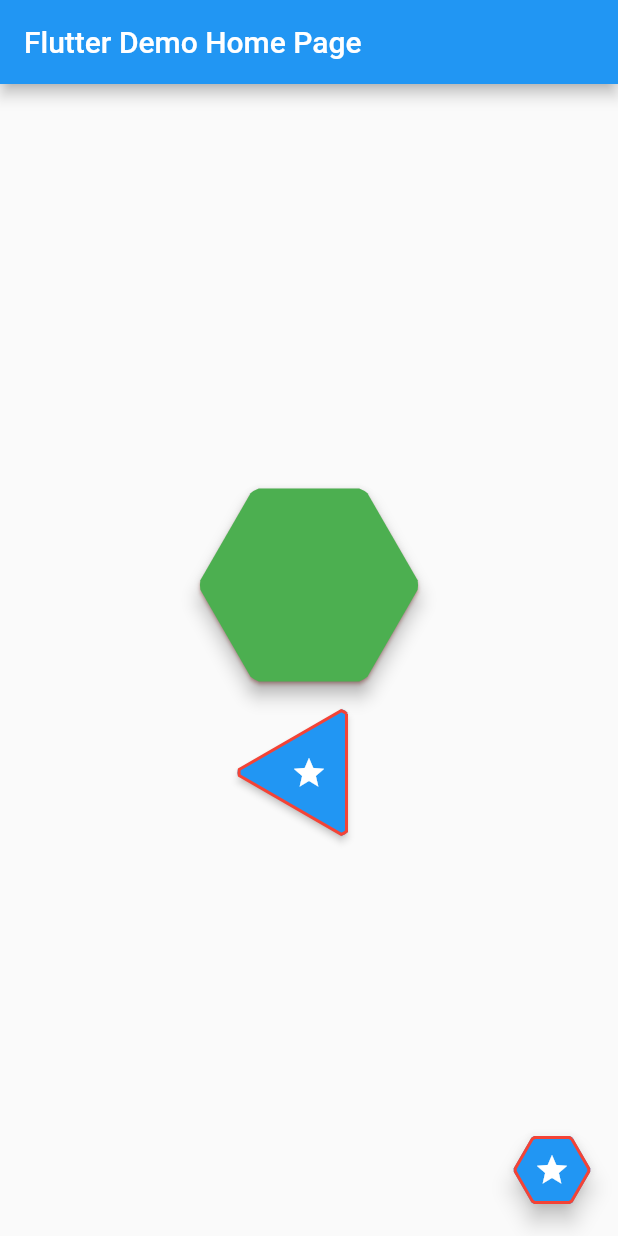
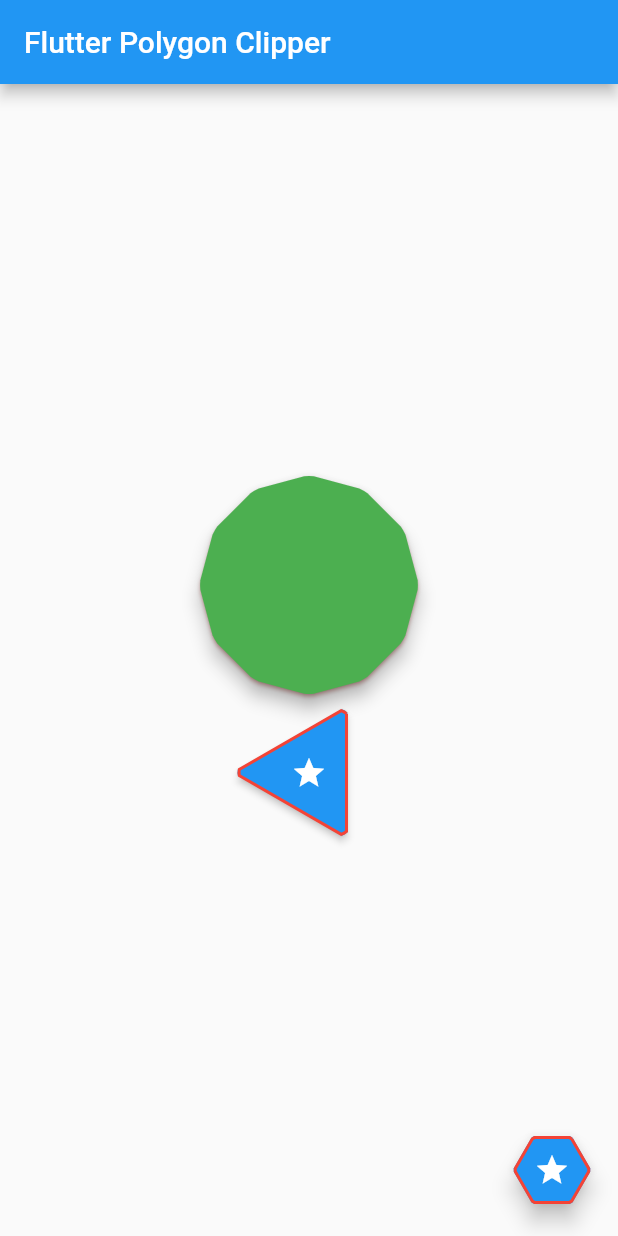
Before and after one commit to contactlutforrahman/flutter_polygon_clipper, a Flutter app: the screen it shows after launch, on a phone screen of 412 x 824 dp. Run offline on Flutter 3.47's test engine with Material 2 defaults, Android fonts, the phone set to English and light mode, and no system bars.

Commit message:
updated documentation and example project

```diff
--- a/example/lib/main.dart
+++ b/example/lib/main.dart
@@ -10,35 +10,18 @@ class MyApp extends StatelessWidget {
   @override
   Widget build(BuildContext context) {
     return MaterialApp(
-      title: 'Flutter Demo',
+      title: 'Flutter Polygon Clipper',
       theme: ThemeData(
-        // This is the theme of your application.
-        //
-        // Try running your application with "flutter run". You'll see the
-        // application has a blue toolbar. Then, without quitting the app, try
-        // changing the primarySwatch below to Colors.green and then invoke
-        // "hot reload" (press "r" in the console where you ran "flutter run",
-        // or simply save your changes to "hot reload" in a Flutter IDE).
-        // Notice that the counter didn't reset back to zero; the application
-        // is not restarted.
+
         primarySwatch: Colors.blue,
       ),
-      home: MyHomePage(title: 'Flutter Demo Home Page'),
+      home: MyHomePage(title: 'Flutter Polygon Clipper'),
     );
   }
 }
 
 class MyHomePage extends StatefulWidget {
   MyHomePage({Key? key, required this.title}) : super(key: key);
-
-  // This widget is the home page of your application. It is stateful, meaning
-  // that it has a State object (defined below) that contains fields that affect
-  // how it looks.
-
-  // This class is the configuration for the state. It holds the values (in this
-  // case the title) provided by the parent (in this case the App widget) and
-  // used by the build method of the State. Fields in a Widget subclass are
-  // always marked "final".
 
   final String title;
 
@@ -47,58 +30,24 @@ class MyHomePage extends StatefulWidget {
 }
 
 class _MyHomePageState extends State<MyHomePage> {
-  int _counter = 0;
-
-  void _incrementCounter() {
-    setState(() {
-      // This call to setState tells the Flutter framework that something has
-      // changed in this State, which causes it to rerun the build method below
-      // so that the display can reflect the updated values. If we changed
-      // _counter without calling setState(), then the build method would not be
-      // called again, and so nothing would appear to happen.
-      _counter++;
-    });
-  }
 
   @override
   Widget build(BuildContext context) {
-    // This method is rerun every time setState is called, for instance as done
-    // by the _incrementCounter method above.
-    //
-    // The Flutter framework has been optimized to make rerunning build methods
-    // fast, so that you can just rebuild anything that needs updating rather
-    // than having to individually change instances of widgets.
+
     return Scaffold(
       appBar: AppBar(
-        // Here we take the value from the MyHomePage object that was created by
-        // the App.build method, and use it to set our appbar title.
         title: Text(widget.title),
       ),
       body: Center(
-        // Center is a layout widget. It takes a single child and positions it
-        // in the middle of the parent.
         child: Column(
-          // Column is also a layout widget. It takes a list of children and
-          // arranges them vertically. By default, it sizes itself to fit its
-          // children horizontally, and tries to be as tall as its parent.
-          //
-          // Invoke "debug painting" (press "p" in the console, choose the
-          // "Toggle Debug Paint" action from the Flutter Inspector in Android
-          // Studio, or the "Toggle Debug Paint" command in Visual Studio Code)
-          // to see the wireframe for each widget.
-          //
-          // Column has various properties to control how it sizes itself and
-          // how it positions its children. Here we use mainAxisAlignment to
-          // center the children vertically; the main axis here is the vertical
-          // axis because Columns are vertical (the cross axis would be
-          // horizontal).
+
           mainAxisAlignment: MainAxisAlignment.center,
           children: <Widget>[
             Container(
               height: 150,
               width: 150,
               child: FlutterClipPolygon(
-                sides: 6,
+                sides: 12,
                 borderRadius: 5.0, // Defaults to 0.0 degrees
                 rotate: 90.0, // Defaults to 0.0 degrees
                 boxShadows: [
--- a/lib/src/polygon_path_drawer.dart
+++ b/lib/src/polygon_path_drawer.dart
@@ -18,8 +18,8 @@ class PolygonPathDrawer {
     final anglePerSide = 360 / specs!.sides;
 
     final radius = (size!.width - specs!.borderRadiusAngle) / 2;
-    final arcLength =
-        (radius * _angleToRadian(specs!.borderRadiusAngle)) + (specs!.sides * 2);
+    final arcLength = (radius * _angleToRadian(specs!.borderRadiusAngle)) +
+        (specs!.sides * 2);
 
     Path path = Path();
 
@@ -89,6 +89,6 @@ class PolygonPathSpecs {
     required this.sides,
     required this.rotate,
     required this.borderRadiusAngle,
-  })   : halfBorderRadiusAngle = borderRadiusAngle / 2,
+  })  : halfBorderRadiusAngle = borderRadiusAngle / 2,
         assert(sides >= 3);
 }
```
Also changed, not shown: 2 other files.
